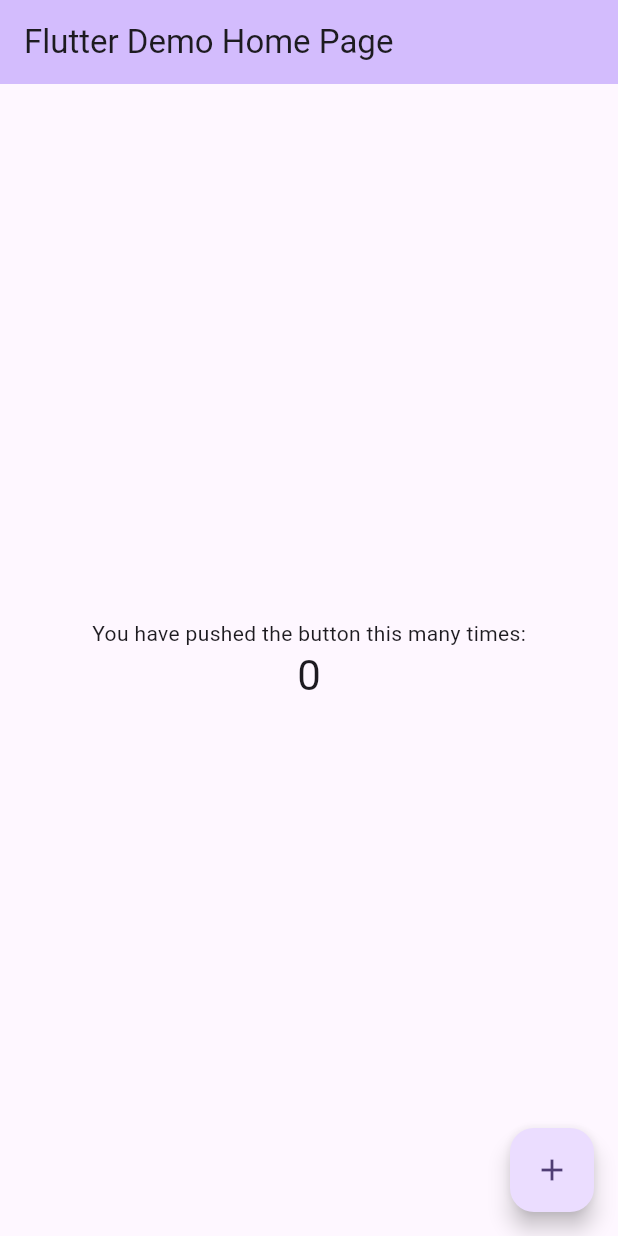
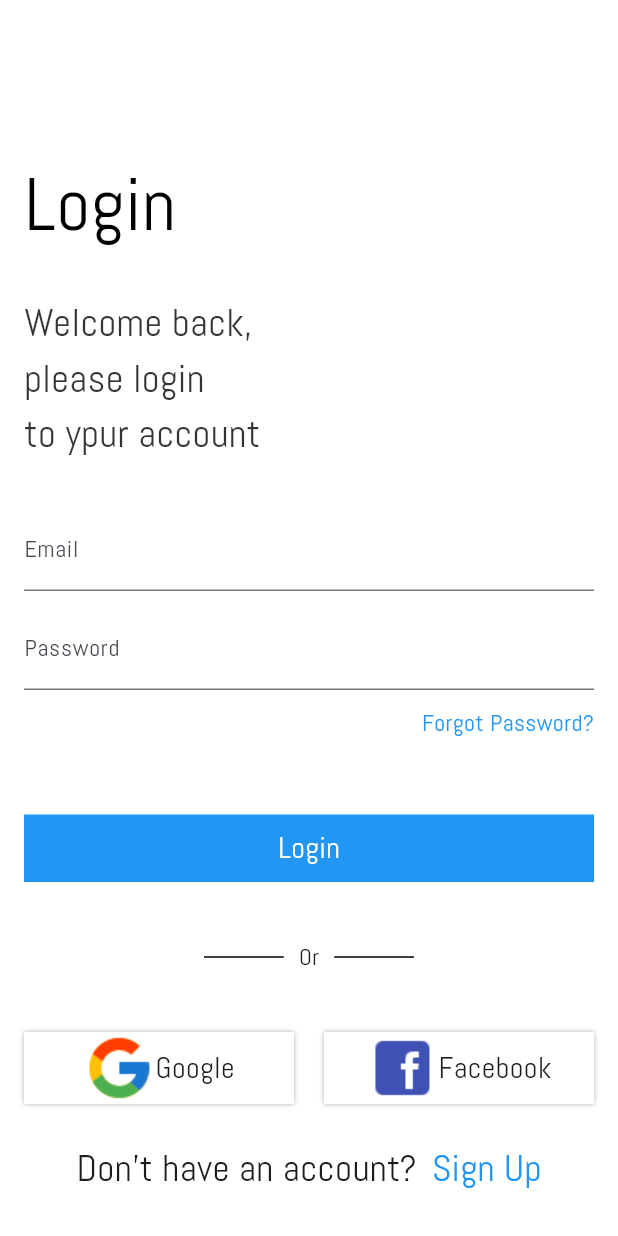
Before and after one commit to Moazosama2004/enhance-login-register-FlutterApp, a Flutter app: the screen it shows after launch, on a phone screen of 412 x 824 dp. Run offline on Flutter 3.47's test engine with Material 3 defaults, Android fonts, the phone set to English and light mode, and no system bars; our stand-ins replace font_awesome_flutter.

Commit message:
UI done now

```diff
--- a/lib/main.dart
+++ b/lib/main.dart
@@ -1,125 +1,24 @@
+import 'package:enhansed_login_register_app/views/register_view.dart';
 import 'package:flutter/material.dart';
+import 'views/login_view.dart';
 
 void main() {
-  runApp(const MyApp());
+  runApp(LoginRegisterApp());
 }
 
-class MyApp extends StatelessWidget {
-  const MyApp({super.key});
+class LoginRegisterApp extends StatelessWidget {
+  const LoginRegisterApp({Key? key}) : super(key: key);
 
-  // This widget is the root of your application.
   @override
   Widget build(BuildContext context) {
     return MaterialApp(
-      title: 'Flutter Demo',
-      theme: ThemeData(
-        // This is the theme of your application.
-        //
-        // TRY THIS: Try running your application with "flutter run". You'll see
-        // the application has a blue toolbar. Then, without quitting the app,
-        // try changing the seedColor in the colorScheme below to Colors.green
-        // and then invoke "hot reload" (save your changes or press the "hot
-        // reload" button in a Flutter-supported IDE, or press "r" if you used
-        // the command line to start the app).
-        //
-        // Notice that the counter didn't reset back to zero; the application
-        // state is not lost during the reload. To reset the state, use hot
-        // restart instead.
-        //
-        // This works for code too, not just values: Most code changes can be
-        // tested with just a hot reload.
-        colorScheme: ColorScheme.fromSeed(seedColor: Colors.deepPurple),
-        useMaterial3: true,
-      ),
-      home: const MyHomePage(title: 'Flutter Demo Home Page'),
+      routes: {
+        LoginView.id: (context) => LoginView(),
+        RegisterView.id: (context) => RegisterView(),
+      },
+      debugShowCheckedModeBanner: false,
+      theme: ThemeData(fontFamily: 'Abel'),
+      initialRoute: LoginView.id,
     );
   }
 }
-
-class MyHomePage extends StatefulWidget {
-  const MyHomePage({super.key, required this.title});
-
-  // This widget is the home page of your application. It is stateful, meaning
-  // that it has a State object (defined below) that contains fields that affect
-  // how it looks.
-
-  // This class is the configuration for the state. It holds the values (in this
-  // case the title) provided by the parent (in this case the App widget) and
-  // used by the build method of the State. Fields in a Widget subclass are
-  // always marked "final".
-
-  final String title;
-
-  @override
-  State<MyHomePage> createState() => _MyHomePageState();
-}
-
-class _MyHomePageState extends State<MyHomePage> {
-  int _counter = 0;
-
-  void _incrementCounter() {
-    setState(() {
-      // This call to setState tells the Flutter framework that something has
-      // changed in this State, which causes it to rerun the build method below
-      // so that the display can reflect the updated values. If we changed
-      // _counter without calling setState(), then the build method would not be
-      // called again, and so nothing would appear to happen.
-      _counter++;
-    });
-  }
-
-  @override
-  Widget build(BuildContext context) {
-    // This method is rerun every time setState is called, for instance as done
-    // by the _incrementCounter method above.
-    //
-    // The Flutter framework has been optimized to make rerunning build methods
-    // fast, so that you can just rebuild anything that needs updating rather
-    // than having to individually change instances of widgets.
-    return Scaffold(
-      appBar: AppBar(
-        // TRY THIS: Try changing the color here to a specific color (to
-        // Colors.amber, perhaps?) and trigger a hot reload to see the AppBar
-        // change color while the other colors stay the same.
-        backgroundColor: Theme.of(context).colorScheme.inversePrimary,
-        // Here we take the value from the MyHomePage object that was created by
-        // the App.build method, and use it to set our appbar title.
-        title: Text(widget.title),
-      ),
-      body: Center(
-        // Center is a layout widget. It takes a single child and positions it
-        // in the middle of the parent.
-        child: Column(
-          // Column is also a layout widget. It takes a list of children and
-          // arranges them vertically. By default, it sizes itself to fit its
-          // children horizontally, and tries to be as tall as its parent.
-          //
-          // Column has various properties to control how it sizes itself and
-          // how it positions its children. Here we use mainAxisAlignment to
-          // center the children vertically; the main axis here is the vertical
-          // axis because Columns are vertical (the cross axis would be
-          // horizontal).
-          //
-          // TRY THIS: Invoke "debug painting" (choose the "Toggle Debug Paint"
-          // action in the IDE, or press "p" in the console), to see the
-          // wireframe for each widget.
-          mainAxisAlignment: MainAxisAlignment.center,
-          children: <Widget>[
-            const Text(
-              'You have pushed the button this many times:',
-            ),
-            Text(
-              '$_counter',
-              style: Theme.of(context).textTheme.headlineMedium,
-            ),
-          ],
-        ),
-      ),
-      floatingActionButton: FloatingActionButton(
-        onPressed: _incrementCounter,
-        tooltip: 'Increment',
-        child: const Icon(Icons.add),
-      ), // This trailing comma makes auto-formatting nicer for build methods.
-    );
-  }
-}
--- /dev/null
+++ b/lib/views/login_view.dart
@@ -0,0 +1,13 @@
+import 'package:flutter/material.dart';
+
+import '../widgets/login_view_body.dart';
+
+class LoginView extends StatelessWidget {
+  const LoginView({Key? key}) : super(key: key);
+
+  static final String id = 'LoginView';
+  @override
+  Widget build(BuildContext context) {
+    return LoginViewBody();
+  }
+}
--- /dev/null
+++ b/lib/widgets/custom_button.dart
@@ -0,0 +1,32 @@
+import 'package:flutter/material.dart';
+
+class CustomButton extends StatelessWidget {
+  const CustomButton({
+    super.key,
+    this.onTap,
+    required this.text,
+  });
+
+  final Function()? onTap;
+  final String text;
+  @override
+  Widget build(BuildContext context) {
+    return GestureDetector(
+      onTap: onTap,
+      child: Container(
+        width: MediaQuery.of(context).size.width,
+        height: 45,
+        decoration: BoxDecoration(color: Colors.blue),
+        child: Center(
+          child: Text(
+            text,
+            style: TextStyle(
+              color: Colors.white,
+              fontSize: 20,
+            ),
+          ),
+        ),
+      ),
+    );
+  }
+}
--- /dev/null
+++ b/lib/widgets/custom_button_apis.dart
@@ -0,0 +1,30 @@
+import 'package:flutter/material.dart';
+
+class CustomButtonApis extends StatelessWidget {
+  const CustomButtonApis({Key? key, required this.image, required this.text})
+      : super(key: key);
+
+  final String image, text;
+  @override
+  Widget build(BuildContext context) {
+    return Expanded(
+      child: Container(
+        decoration: BoxDecoration(color: Colors.white, boxShadow: [
+          BoxShadow(color: Colors.black.withOpacity(0.3), blurRadius: 2),
+        ]),
+        child: Center(
+          child: Row(
+            mainAxisSize: MainAxisSize.min,
+            children: [
+              Image.asset(image),
+              Text(
+                text,
+                style: TextStyle(fontSize: 20),
+              ),
+            ],
+          ),
+        ),
+      ),
+    );
+  }
+}
--- /dev/null
+++ b/lib/widgets/custom_divider.dart
@@ -0,0 +1,37 @@
+import 'package:flutter/material.dart';
+
+class CustomDivider extends StatelessWidget {
+  const CustomDivider({
+    super.key,
+  });
+
+  @override
+  Widget build(BuildContext context) {
+    return Row(
+      children: [
+        Expanded(
+          child: Divider(
+            indent: 120,
+            color: Colors.black,
+            thickness: 1,
+            height: 100,
+          ),
+        ),
+        Padding(
+          padding: const EdgeInsets.symmetric(horizontal: 10.0),
+          child: Text(
+            'Or',
+            style: TextStyle(fontSize: 16.0),
+          ),
+        ),
+        Expanded(
+          child: Divider(
+            endIndent: 120,
+            color: Colors.black,
+            thickness: 1,
+          ),
+        ),
+      ],
+    );
+  }
+}
--- /dev/null
+++ b/lib/widgets/custom_text_field.dart
@@ -0,0 +1,14 @@
+import 'package:flutter/material.dart';
+
+class CustomTextField extends StatelessWidget {
+  const CustomTextField({Key? key, required this.text}) : super(key: key);
+
+  final String text;
+  @override
+  Widget build(BuildContext context) {
+    return TextField(
+      decoration:
+          InputDecoration(label: Text(text), border: UnderlineInputBorder()),
+    );
+  }
+}
--- /dev/null
+++ b/lib/widgets/login_view_body.dart
@@ -0,0 +1,118 @@
+import 'package:enhansed_login_register_app/views/register_view.dart';
+import 'package:enhansed_login_register_app/widgets/custom_button_apis.dart';
+import 'package:enhansed_login_register_app/widgets/custom_text_field.dart';
+import 'package:flutter/material.dart';
+import 'package:font_awesome_flutter/font_awesome_flutter.dart';
+
+import 'custom_button.dart';
+import 'custom_divider.dart';
+
+class LoginViewBody extends StatelessWidget {
+  const LoginViewBody({Key? key}) : super(key: key);
+
+  @override
+  Widget build(BuildContext context) {
+    return Scaffold(
+      backgroundColor: Colors.white,
+      body: Padding(
+        padding: const EdgeInsets.symmetric(horizontal: 16.0),
+        child: SingleChildScrollView(
+          physics: BouncingScrollPhysics(),
+          child: Column(
+            crossAxisAlignment: CrossAxisAlignment.start,
+            children: [
+              SizedBox(
+                height: 100,
+              ),
+              Text(
+                'Login',
+                style: TextStyle(
+                  fontSize: 50,
+                  color: Colors.black,
+                ),
+              ),
+              SizedBox(
+                height: 25,
+              ),
+              Text(
+                'Welcome back,\nplease login\nto ypur account',
+                style: TextStyle(
+                  fontSize: 26,
+                  color: Colors.black.withOpacity(0.8),
+                ),
+              ),
+              SizedBox(
+                height: 30,
+              ),
+              CustomTextField(text: 'Email'),
+              SizedBox(
+                height: 10,
+              ),
+              CustomTextField(text: 'Password'),
+              SizedBox(
+                height: 10,
+              ),
+              Row(
+                mainAxisAlignment: MainAxisAlignment.end,
+                children: [
+                  Text(
+                    'Forgot Password?',
+                    style: TextStyle(color: Colors.blue, fontSize: 16.0),
+                  ),
+                ],
+              ),
+              SizedBox(
+                height: 50,
+              ),
+              CustomButton(
+                text: 'Login',
+              ),
+              CustomDivider(),
+              Row(
+                children: [
+                  CustomButtonApis(
+                    text: 'Google',
+                    image: 'assets/images/google.png',
+                  ),
+                  SizedBox(
+                    width: 20.0,
+                  ),
+                  CustomButtonApis(
+                    text: 'Facebook',
+                    image: 'assets/images/facebook.png',
+                  ),
+                ],
+              ),
+              SizedBox(
+                height: 25,
+              ),
+              Row(
+                mainAxisAlignment: MainAxisAlignment.center,
+                children: [
+                  Text(
+                    'Don\'t have an account?',
+                    style: TextStyle(
+                      fontSize: 25,
+                    ),
+                  ),
+                  SizedBox(
+                    width: 10.0,
+                  ),
+                  GestureDetector(
+                    onTap: () {
+                      Navigator.pushNamed(context, RegisterView.id);
+                    },
+                    child: Text(
+                      'Sign Up',
+                      style: TextStyle(fontSize: 25, color: Colors.blue),
+                    ),
+                  )
+                ],
+              ),
+            ],
+          ),
+        ),
+      ),
+    );
+  }
+}
```
Also changed, not shown: lib/views/register_view.dart (added, +15 -0 lines), lib/widgets/register_view_body.dart (added, +112 -0 lines), pubspec.yaml (+7 -9 lines), pubspec.lock.
